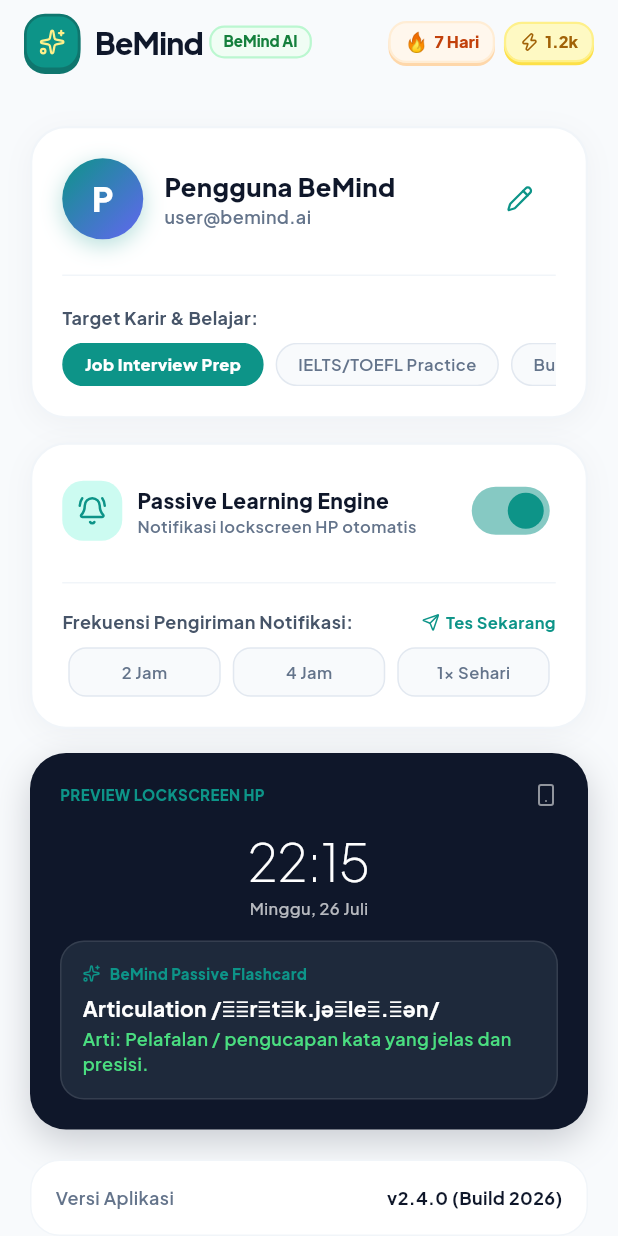
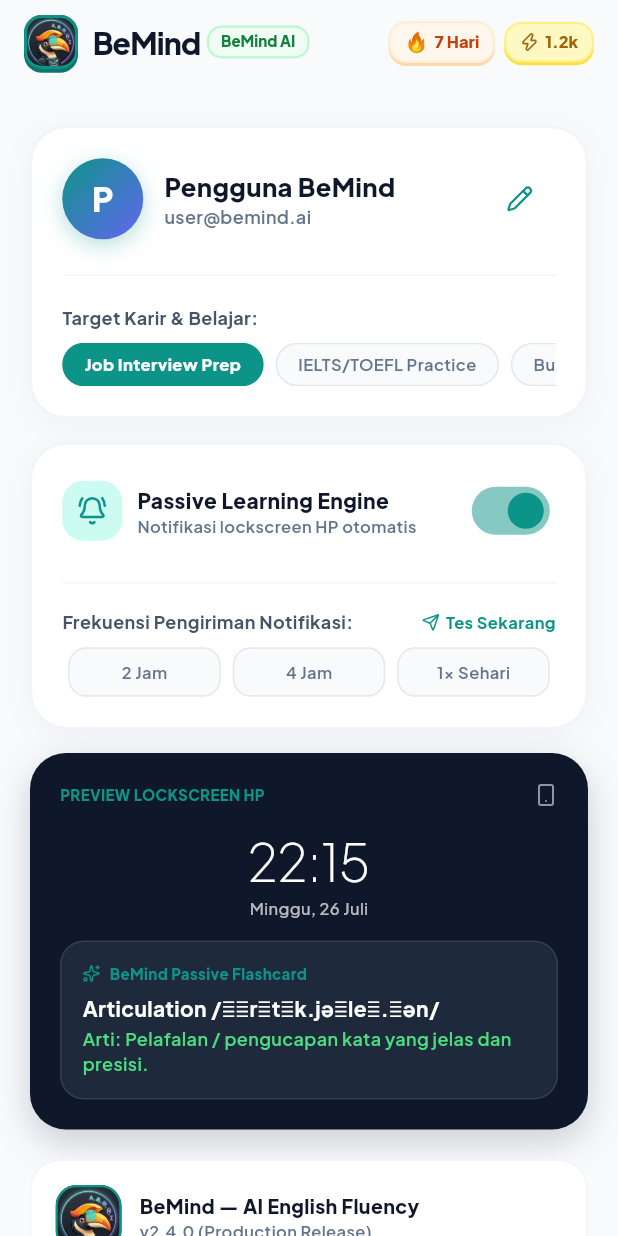
Before and after one commit to haydiru/BeMind, a Flutter app: the SettingsPage screen opened directly, on a phone screen of 412 x 824 dp. Run offline on Flutter 3.47's test engine with Material 3 defaults, Android fonts, the phone set to English and light mode, and no system bars; our stand-ins replace audioplayers, file_picker, flutter_local_notifications, flutter_svg, google_fonts, google_sign_in and 4 more; missing offline and left inert: record; accounts and stored records are empty.

Commit message:
feat(branding): set official HD Enggang mascot logo across app header, login, marketplace, settings, and Android launcher icon

```diff
--- a/lib/pages/settings_page.dart
+++ b/lib/pages/settings_page.dart
@@ -612,14 +612,29 @@
                   borderRadius: BorderRadius.circular(20),
                   border: Border.all(color: const Color(0xFFF1F5F9)),
                 ),
-                child: Column(
+                child: Row(
                   children: [
-                    Row(
-                      mainAxisAlignment: MainAxisAlignment.spaceBetween,
-                      children: [
-                        Text('Versi Aplikasi', style: GoogleFonts.plusJakartaSans(fontSize: 12, color: const Color(0xFF64748B), fontWeight: FontWeight.w600)),
-                        Text('v2.4.0 (Build 2026)', style: GoogleFonts.plusJakartaSans(fontSize: 12, fontWeight: FontWeight.bold, color: const Color(0xFF0F172A))),
-                      ],
+                    Container(
+                      width: 44,
+                      height: 44,
+                      decoration: BoxDecoration(
+                        borderRadius: BorderRadius.circular(14),
+                        border: Border.all(color: const Color(0xFF0D9488), width: 1.5),
+                        image: const DecorationImage(
+                          image: AssetImage('assets/images/app_logo.jpg'),
+                          fit: BoxFit.cover,
+                        ),
+                      ),
+                    ),
+                    const SizedBox(width: 12),
+                    Expanded(
+                      child: Column(
+                        crossAxisAlignment: CrossAxisAlignment.start,
+                        children: [
+                          Text('BeMind — AI English Fluency', style: GoogleFonts.plusJakartaSans(fontSize: 13, fontWeight: FontWeight.w800, color: const Color(0xFF0F172A))),
+                          Text('v2.4.0 (Production Release)', style: GoogleFonts.plusJakartaSans(fontSize: 11, fontWeight: FontWeight.w600, color: const Color(0xFF64748B))),
+                        ],
+                      ),
                     ),
                   ],
                 ),
--- a/lib/widgets/header_bar.dart
+++ b/lib/widgets/header_bar.dart
@@ -29,22 +29,21 @@
         children: [
           // Mascot Logo Badge
           Container(
-            padding: const EdgeInsets.all(8),
+            width: 36,
+            height: 36,
             decoration: BoxDecoration(
-              color: const Color(0xFF0D9488),
-              borderRadius: BorderRadius.circular(14),
-              border: Border.all(color: const Color(0xFF0F766E), width: 1.8),
+              borderRadius: BorderRadius.circular(12),
+              border: Border.all(color: const Color(0xFF0D9488), width: 2),
+              image: const DecorationImage(
+                image: AssetImage('assets/images/app_logo.jpg'),
+                fit: BoxFit.cover,
+              ),
               boxShadow: const [
                 BoxShadow(
                   color: Color(0xFF0F766E),
                   offset: Offset(0, 2.5),
                 ),
               ],
-            ),
-            child: const Icon(
-              LucideIcons.sparkles,
-              size: 18,
-              color: Color(0xFFFEF08A),
             ),
           ),
           const SizedBox(width: 10),
```
Also changed, not shown: lib/pages/marketplace_page.dart (+7 -3 lines), lib/pages/onboarding_auth_page.dart (+5 -20 lines), assets/images/app_logo.jpg (added), assets/images/bemind_mascot_logo.png (added), 4 other files.
